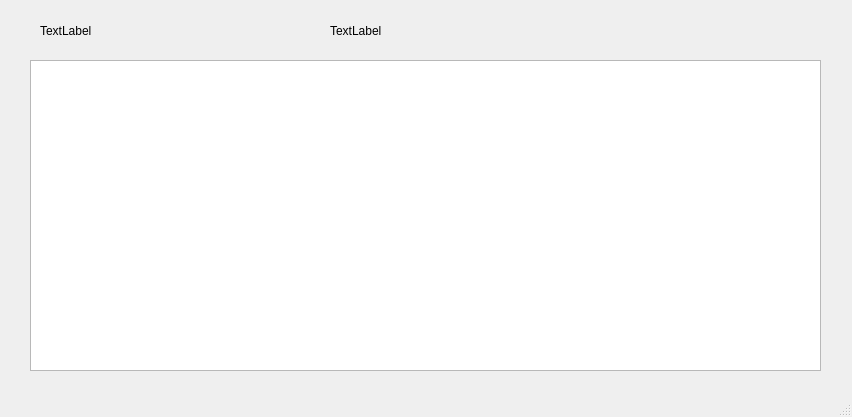
Old version of the form reportdisplay.ui in the repository hummushaman/EOBCproject.
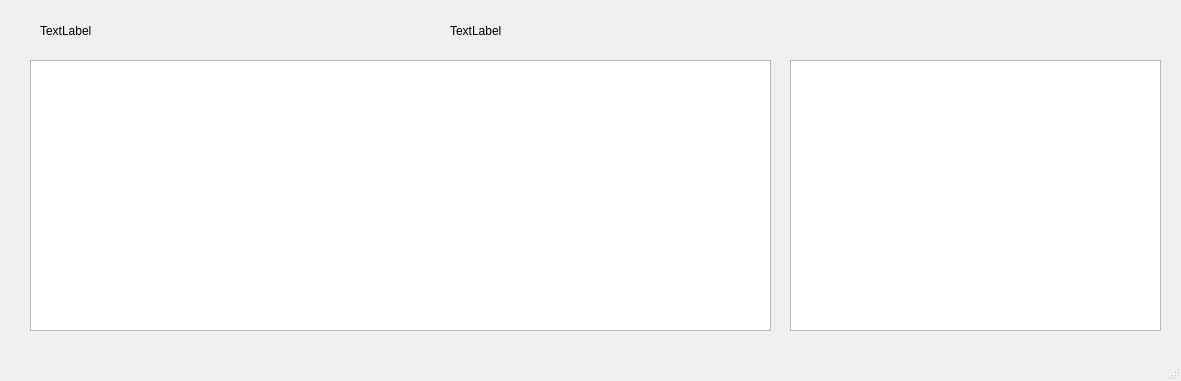
New version of the form.

Diff of the .ui file:
```diff
--- a/reportdisplay.ui
+++ b/reportdisplay.ui
@@ -6,8 +6,8 @@
    <rect>
     <x>0</x>
     <y>0</y>
-    <width>852</width>
-    <height>417</height>
+    <width>1181</width>
+    <height>381</height>
    </rect>
   </property>
   <property name="windowTitle">
@@ -30,7 +30,7 @@
    <widget class="QLabel" name="to">
     <property name="geometry">
      <rect>
-      <x>330</x>
+      <x>450</x>
       <y>20</y>
       <width>481</width>
       <height>21</height>
@@ -45,11 +45,24 @@
      <rect>
       <x>30</x>
       <y>60</y>
-      <width>791</width>
-      <height>311</height>
+      <width>741</width>
+      <height>271</height>
      </rect>
     </property>
    </widget>
+   <widget class="QListWidget" name="legend">
+    <property name="geometry">
+     <rect>
+      <x>790</x>
+      <y>60</y>
+      <width>371</width>
+      <height>271</height>
+     </rect>
+    </property>
+    <property name="selectionMode">
+     <enum>QAbstractItemView::NoSelection</enum>
+    </property>
+   </widget>
   </widget>
   <widget class="QMenuBar" name="menubar">
    <property name="geometry">
```
Left out of the diff: 2 changed lines with no effect on the pictures.
